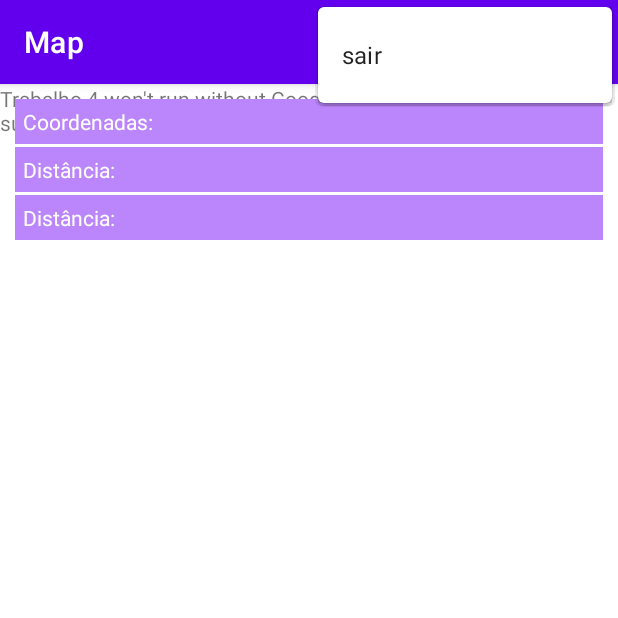
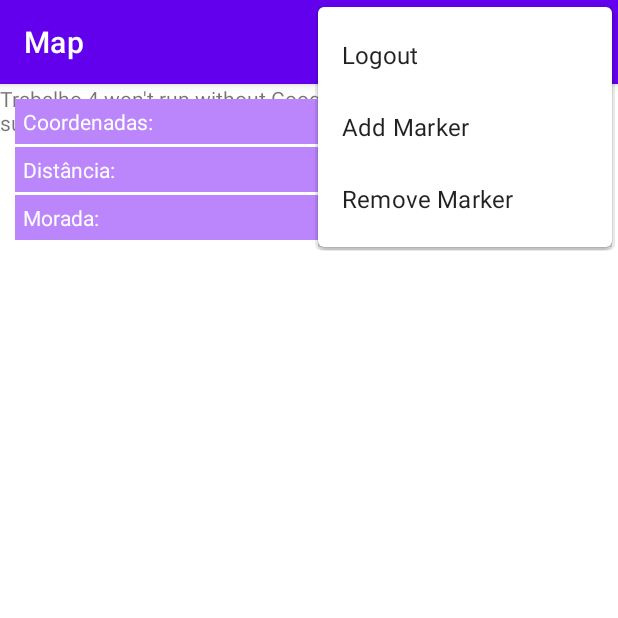
Before and after one commit to Andrefranco98/Trabalho4, an Android app: the MapsActivity screen opened directly, with no data from a screen before it, with the options menu open, on a phone screen of 412 x 824 dp, the top half of it. Run offline under Robolectric (Android 15) with nearby library versions, the phone set to English and light mode, and no system bars; 1 statement that could not run was skipped.

Commit message:
add marker com erro

```diff
--- a/app/src/main/AndroidManifest.xml
+++ b/app/src/main/AndroidManifest.xml
@@ -1,7 +1,6 @@
 <?xml version="1.0" encoding="utf-8"?>
 <manifest xmlns:android="http://schemas.android.com/apk/res/android"
     package="com.example.trabalho1">
-
     <!--
          The ACCESS_COARSE/FINE_LOCATION permissions are not required to use
          Google Maps Android API v2, but you must specify either coarse or fine
@@ -17,7 +16,7 @@
         android:roundIcon="@mipmap/ic_launcher_round"
         android:supportsRtl="true"
         android:theme="@style/Theme.Trabalho1">
-
+        <activity android:name="com.example.AddMarkerActivity"></activity>
         <!--
              The API key for Google Maps-based APIs is defined as a string resource.
              (See the file "res/values/google_maps_api.xml").
@@ -32,7 +31,7 @@
 
         <activity
             android:name="com.example.MapsActivity"
-            android:label="@string/title_activity_maps"></activity>
+            android:label="@string/title_activity_maps" />
         <activity android:name="com.example.NewNoteActivity" />
         <activity android:name="com.example.MainActivity" />
         <activity android:name="com.example.LoginActivity">
--- a/app/src/main/java/com/example/api/EndPoints.kt
+++ b/app/src/main/java/com/example/api/EndPoints.kt
@@ -8,9 +8,13 @@ interface EndPoints {
     @GET("/mySlim/api/problemas")
     fun getProblema():Call<List<Problema>>
 
-
-
-
+    @FormUrlEncoded
+    @POST("/mySlim/api/adicionarmarcador")
+    fun postMarker(
+    @Field("latitude") lat: String?,
+    @Field("longitude") lon: String?,
+    @Field("descr") descr: String?,
+    @Field("user_id") user_id: Int): Call<OutputPost>
 
 
     @FormUrlEncoded
--- a/app/src/main/java/com/example/api/OutputPost.kt
+++ b/app/src/main/java/com/example/api/OutputPost.kt
@@ -2,5 +2,6 @@ package com.example.api
 
 class OutputPost (
     val error: Boolean,
-    val title :String
+    val title :String,
+    val id: Int
 )
--- a/app/src/main/res/layout/activity_maps.xml
+++ b/app/src/main/res/layout/activity_maps.xml
@@ -52,7 +52,7 @@
         android:textColor="#ffffff"
         android:background="@color/purple_200"
         android:layout_below="@id/txtdistancia"
-        android:text="Distância: "></TextView>
+        android:text="Morada: "></TextView>
 
 
 </RelativeLayout>
--- a/app/src/main/res/menu/menumaps.xml
+++ b/app/src/main/res/menu/menumaps.xml
@@ -3,5 +3,11 @@
     <item android:id="@+id/logout"
         android:title="@string/logout" />
 
+    <item android:id="@+id/AddMarker"
+        android:title="@string/AddMarker" />
+
+    <item android:id="@+id/remove"
+        android:title="@string/RemoveMarker" />
+
 
 </menu>
--- a/app/src/main/res/values/strings.xml
+++ b/app/src/main/res/values/strings.xml
@@ -7,7 +7,10 @@
     <string name="add_note" translatable="false">Add note</string>
     <string name="opt2" translatable="false">Edit</string>
     <string name="opt1" translatable="false">Remove all notes</string>
-    <string name="logout" translatable="false">sair</string>
+    <string name="logout" translatable="false">Logout</string>
     <string name="title_activity_maps" translatable="false">Map</string>
-
+    <string name="AddMarker" translatable="false">Add Marker</string>
+    <string name="RemoveMarker" translatable="false">Remove Marker</string>
+    <string name="problemDescription" translatable="false">Description</string>
+    <string name="addnow" translatable="false">Add </string>
 </resources>
```
Also changed, not shown: app/src/main/java/com/example/AddMarkerActivity.kt (added, +67 -0 lines), app/src/main/java/com/example/LoginActivity.kt (+11 -5 lines), app/src/main/java/com/example/MapsActivity.kt (+11 -0 lines), app/src/main/res/layout/activity_add_marker.xml (added, +80 -0 lines), app/src/main/res/drawable/olapreto.jpg (added).
